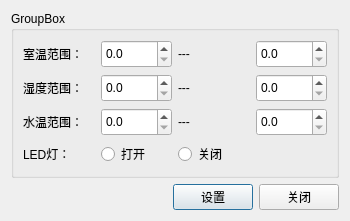
Before: the Qt Designer form Raspi/FastPlanting/UI_ConfigDialog.ui in Unique-Workspace/Fast_Planting_System, drawn with Qt 5.
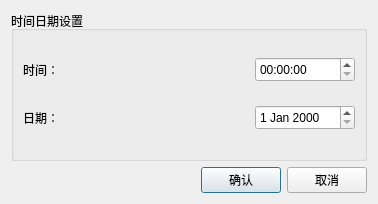
After: the same form once the commit is applied.

Commit message: Add timedateEdit dialog, to make the user can setup the time.

```diff
--- a/Raspi/FastPlanting/UI_ConfigDialog.ui
+++ b/Raspi/FastPlanting/UI_ConfigDialog.ui
@@ -6,212 +6,123 @@
    <rect>
     <x>0</x>
     <y>0</y>
-    <width>350</width>
-    <height>200</height>
+    <width>378</width>
+    <height>204</height>
    </rect>
   </property>
   <property name="windowTitle">
    <string>Dialog</string>
   </property>
-  <layout class="QGridLayout" name="gridLayout_2">
-   <item row="0" column="0">
+  <layout class="QGridLayout" name="gridLayout">
+   <item row="1" column="0">
+    <spacer name="horizontalSpacer">
+     <property name="orientation">
+      <enum>Qt::Horizontal</enum>
+     </property>
+     <property name="sizeHint" stdset="0">
+      <size>
+       <width>195</width>
+       <height>20</height>
+      </size>
+     </property>
+    </spacer>
+   </item>
+   <item row="1" column="1">
+    <widget class="QPushButton" name="pushButton_confirm">
+     <property name="text">
+      <string>确认</string>
+     </property>
+    </widget>
+   </item>
+   <item row="1" column="2">
+    <widget class="QPushButton" name="pushButton_discard">
+     <property name="text">
+      <string>取消</string>
+     </property>
+    </widget>
+   </item>
+   <item row="0" column="0" colspan="3">
     <widget class="QGroupBox" name="groupBox">
+     <property name="minimumSize">
+      <size>
+       <width>0</width>
+       <height>150</height>
+      </size>
+     </property>
      <property name="title">
-      <string>GroupBox</string>
+      <string>时间日期设置</string>
      </property>
-     <layout class="QGridLayout" name="gridLayout">
-      <item row="0" column="0">
+     <layout class="QVBoxLayout" name="verticalLayout_2">
+      <item>
+       <layout class="QHBoxLayout" name="horizontalLayout_2">
+        <item>
        <widget class="QLabel" name="label">
         <property name="text">
-         <string>室温范围：</string>
+           <string>时间：</string>
         </property>
        </widget>
       </item>
-      <item row="0" column="1">
-       <widget class="QDoubleSpinBox" name="spinBox_tmin">
-        <property name="sizePolicy">
-         <sizepolicy hsizetype="Minimum" vsizetype="Preferred">
-          <horstretch>0</horstretch>
-          <verstretch>0</verstretch>
-         </sizepolicy>
-        </property>
-        <property name="minimumSize">
+        <item>
+         <spacer name="horizontalSpacer_2">
+          <property name="orientation">
+           <enum>Qt::Horizontal</enum>
+          </property>
+          <property name="sizeHint" stdset="0">
          <size>
           <width>50</width>
-          <height>28</height>
-         </size>
-        </property>
-        <property name="decimals">
-         <number>1</number>
-        </property>
-       </widget>
-      </item>
-      <item row="0" column="2">
-       <widget class="QLabel" name="label_5">
-        <property name="text">
-         <string>---</string>
-        </property>
-       </widget>
-      </item>
-      <item row="0" column="3">
-       <widget class="QDoubleSpinBox" name="spinBox_tmax">
+            <height>20</height>
+           </size>
+          </property>
+         </spacer>
+        </item>
+        <item>
+         <widget class="QTimeEdit" name="timeEdit">
         <property name="minimumSize">
          <size>
-          <width>0</width>
-          <height>28</height>
-         </size>
-        </property>
-        <property name="decimals">
-         <number>1</number>
-        </property>
-       </widget>
-      </item>
-      <item row="1" column="0">
+            <width>100</width>
+            <height>25</height>
+           </size>
+          </property>
+         </widget>
+        </item>
+       </layout>
+      </item>
+      <item>
+       <layout class="QHBoxLayout" name="horizontalLayout_3">
+        <item>
        <widget class="QLabel" name="label_2">
         <property name="text">
-         <string>湿度范围：</string>
+           <string>日期：</string>
         </property>
        </widget>
       </item>
-      <item row="1" column="1">
-       <widget class="QDoubleSpinBox" name="spinBox_hmin">
-        <property name="minimumSize">
-         <size>
-          <width>0</width>
-          <height>28</height>
-         </size>
-        </property>
-        <property name="decimals">
-         <number>1</number>
-        </property>
-       </widget>
-      </item>
-      <item row="1" column="2">
-       <widget class="QLabel" name="label_6">
-        <property name="text">
-         <string>---</string>
-        </property>
-       </widget>
-      </item>
-      <item row="1" column="3">
-       <widget class="QDoubleSpinBox" name="spinBox_hmax">
-        <property name="minimumSize">
-         <size>
-          <width>0</width>
-          <height>28</height>
-         </size>
-        </property>
-        <property name="decimals">
-         <number>1</number>
-        </property>
-       </widget>
-      </item>
-      <item row="2" column="0">
-       <widget class="QLabel" name="label_3">
-        <property name="text">
-         <string>水温范围：</string>
-        </property>
-       </widget>
-      </item>
-      <item row="2" column="1">
-       <widget class="QDoubleSpinBox" name="spinBox_wtmin">
-        <property name="minimumSize">
-         <size>
-          <width>0</width>
-          <height>28</height>
-         </size>
-        </property>
-        <property name="decimals">
-         <number>1</number>
-        </property>
-       </widget>
-      </item>
-      <item row="2" column="2">
-       <widget class="QLabel" name="label_7">
-        <property name="text">
-         <string>---</string>
-        </property>
-       </widget>
-      </item>
-      <item row="2" column="3">
-       <widget class="QDoubleSpinBox" name="spinBox_wtmax">
-        <property name="minimumSize">
-         <size>
-          <width>0</width>
-          <height>28</height>
-         </size>
-        </property>
-        <property name="decimals">
-         <number>1</number>
-        </property>
-       </widget>
-      </item>
-      <item row="3" column="0">
-       <widget class="QLabel" name="label_4">
-        <property name="text">
-         <string>LED灯：</string>
-        </property>
-       </widget>
-      </item>
-      <item row="3" column="1">
-       <widget class="QRadioButton" name="radioBtn_openLed">
-        <property name="text">
-         <string>打开</string>
-        </property>
-        <property name="iconSize">
-         <size>
-          <width>20</width>
-          <height>20</height>
-         </size>
-        </property>
-       </widget>
-      </item>
-      <item row="3" column="2" colspan="2">
-       <widget class="QRadioButton" name="radioBtn_closeLed">
-        <property name="text">
-         <string>关闭</string>
-        </property>
-        <property name="iconSize">
-         <size>
-          <width>20</width>
-          <height>20</height>
-         </size>
-        </property>
-       </widget>
-      </item>
-     </layout>
-    </widget>
-   </item>
-   <item row="1" column="0">
-    <layout class="QHBoxLayout" name="horizontalLayout">
      <item>
-      <spacer name="horizontalSpacer">
+         <spacer name="horizontalSpacer_3">
        <property name="orientation">
         <enum>Qt::Horizontal</enum>
        </property>
        <property name="sizeHint" stdset="0">
         <size>
-         <width>40</width>
+            <width>50</width>
          <height>20</height>
         </size>
        </property>
       </spacer>
      </item>
      <item>
-      <widget class="QPushButton" name="pushButton_config">
-       <property name="text">
-        <string>设置</string>
+         <widget class="QDateEdit" name="dateEdit">
+          <property name="minimumSize">
+           <size>
+            <width>100</width>
+            <height>25</height>
+           </size>
        </property>
       </widget>
      </item>
-     <item>
-      <widget class="QPushButton" name="pushButton_close">
-       <property name="text">
-        <string>关闭</string>
-       </property>
-      </widget>
-     </item>
-    </layout>
+       </layout>
+      </item>
+     </layout>
+    </widget>
    </item>
   </layout>
   <zorder>groupBox</zorder>
```
Left out of the diff: 22 changed lines with no effect on the pictures. Lines whose indentation alone changed are shown as unchanged. The commit also changes 5 other files.
